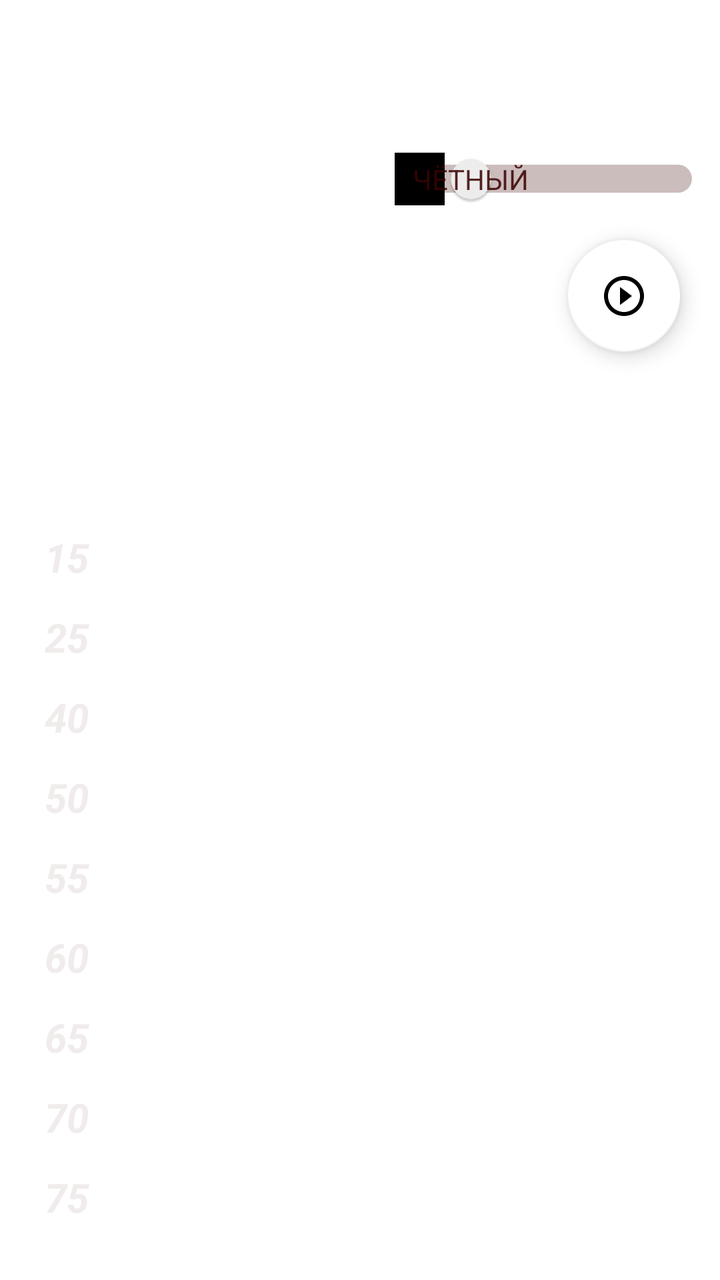
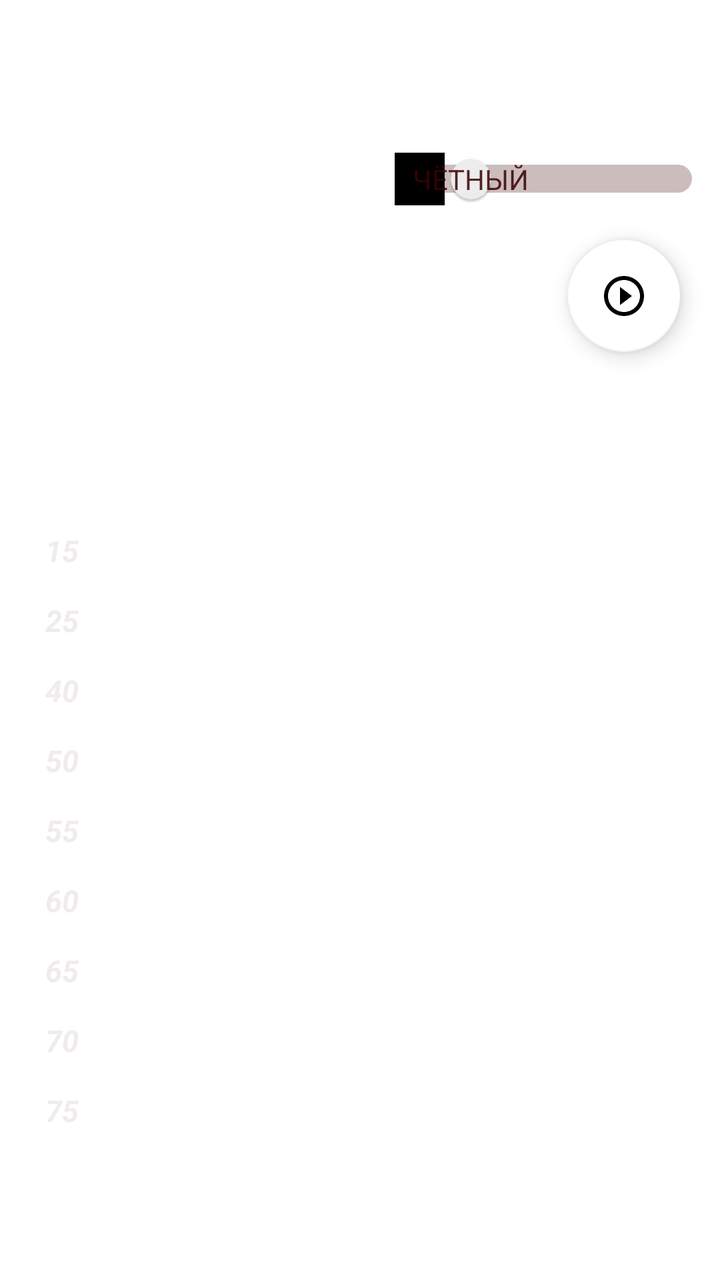

An Android layout rendered at two revisions. The XML below is the earlier revision; the diff shows what the commit changed to produce the second picture.
<!-- AndroidManifest.xml: application theme Base.Theme.My_Gps_Assistant -->
<!-- res/layout/fragment_home.xml -->
<?xml version="1.0" encoding="utf-8"?>
<androidx.constraintlayout.widget.ConstraintLayout
    xmlns:android="http://schemas.android.com/apk/res/android"
    xmlns:tools="http://schemas.android.com/tools"
    android:layout_width="match_parent"
    android:layout_height="match_parent"
    xmlns:app="http://schemas.android.com/apk/res-auto"
    android:background="@color/white"
    tools:context=".fragments.HomeFragment">

    <org.osmdroid.views.MapView
        android:id="@+id/map"
        android:visibility="gone"
        android:layout_width="0dp"
        android:layout_height="800dp"
        android:layout_marginBottom="130dp"
        app:layout_constraintBottom_toBottomOf="parent"
        app:layout_constraintEnd_toEndOf="parent"
        app:layout_constraintHorizontal_bias="0.0"
        app:layout_constraintStart_toStartOf="parent"
        app:layout_constraintTop_toTopOf="parent"
        app:layout_constraintVertical_bias="0.497" />

    <Switch
        android:id="@+id/switch1"
        android:layout_width="wrap_content"
        android:layout_height="wrap_content"
        android:visibility="visible"
        android:layout_marginTop="76dp"
        android:layout_marginEnd="10dp"
        android:showText="true"
        android:textColor="@color/black"
        android:textOff="@string/offSwitch"
        android:textOn="@string/onSwitch"
        android:theme="@style/MySwitch"
        app:layout_constraintEnd_toEndOf="parent"
        app:layout_constraintTop_toTopOf="parent"
        tools:ignore="MissingConstraints,TouchTargetSizeCheck,UseSwitchCompatOrMaterialXml" />

    <com.google.android.material.floatingactionbutton.FloatingActionButton
        android:id="@+id/fStartStop"
        android:layout_width="wrap_content"
        android:layout_height="wrap_content"
        android:layout_marginTop="120dp"
        android:layout_marginEnd="20dp"
        android:clickable="true"
        android:src="@drawable/is_play"
        app:backgroundTint="@color/white"
        app:layout_constraintEnd_toEndOf="parent"
        app:layout_constraintTop_toTopOf="parent"
        tools:ignore="ContentDescription,KeyboardInaccessibleWidget,SpeakableTextPresentCheck" />

    <com.google.android.material.floatingactionbutton.FloatingActionButton
        android:id="@+id/fCenter"
        android:layout_width="wrap_content"
        android:layout_height="wrap_content"
        android:layout_marginTop="10dp"
        android:clickable="true"
        android:src="@drawable/is_my_loc_center"
        android:visibility="gone"
        app:backgroundTint="@color/white"
        app:layout_constraintEnd_toEndOf="@+id/fStartStop"
        app:layout_constraintTop_toBottomOf="@+id/fStartStop"
        tools:ignore="ContentDescription,KeyboardInaccessibleWidget,SpeakableTextPresentCheck" />

    <TextView
        android:id="@+id/tvSpeed"
        android:layout_width="wrap_content"
        android:layout_height="wrap_content"
        android:layout_marginEnd="40dp"
        android:textColor="#F81944"
        android:textSize="16sp"
        android:textStyle="bold|italic"
        android:visibility="gone"
        app:layout_constraintBottom_toBottomOf="@+id/fStartStop"
        app:layout_constraintEnd_toStartOf="@+id/fStartStop"
        app:layout_constraintTop_toTopOf="@+id/fStartStop" />

    <TextView
        android:id="@+id/tvDistance"
        android:layout_width="wrap_content"
        android:layout_height="wrap_content"
        android:layout_marginTop="75dp"
        android:layout_marginEnd="200dp"
        android:textColor="#000000"
        android:textSize="16sp"
        android:textStyle="italic"
        android:visibility="gone"
        app:layout_constraintEnd_toEndOf="parent"
        app:layout_constraintStart_toStartOf="parent"
        app:layout_constraintTop_toTopOf="parent" />

    <TextView
        android:id="@+id/tvKmPk"
        android:layout_width="wrap_content"
        android:layout_height="wrap_content"
        android:layout_marginStart="40dp"
        android:layout_marginTop="130dp"
        android:textColor="#000000"
        android:textSize="20sp"
        android:textStyle="bold|italic"
        android:visibility="gone"
        app:layout_constraintStart_toStartOf="parent"
        app:layout_constraintTop_toTopOf="parent" />

    <TextView
        android:id="@+id/tvOgr15"
        android:layout_width="35dp"
        android:layout_height="35dp"
        android:layout_marginStart="16dp"
        android:layout_marginTop="260dp"
        android:hint="@string/km_15"
        android:textAlignment="center"
        android:paddingTop="5dp"
        android:textColor="@color/tvOgr"
        android:textColorHint="@color/tvOgrHint"
        android:textSize="20sp"
        android:textStyle="bold|italic"
        app:layout_constraintStart_toStartOf="parent"
        app:layout_constraintTop_toTopOf="parent"
        tools:ignore="TextContrastCheck" />

    <TextView
        android:id="@+id/tvOgr25"
        android:layout_width="35dp"
        android:layout_height="35dp"
        android:layout_marginTop="5dp"
        android:hint="@string/km_25"
        android:textAlignment="center"
        android:paddingTop="5dp"
        android:textColor="@color/tvOgr"
        android:textColorHint="@color/tvOgrHint"
        android:textSize="20sp"
        android:textStyle="bold|italic"
        app:layout_constraintStart_toStartOf="@+id/tvOgr15"
        app:layout_constraintTop_toBottomOf="@+id/tvOgr15"
        tools:ignore="TextContrastCheck" />

    <TextView
        android:id="@+id/tvOgr40"
        android:layout_width="35dp"
        android:layout_height="35dp"
        android:layout_marginTop="5dp"
        android:hint="@string/km_40"
        android:textAlignment="center"
        android:paddingTop="5dp"
        android:textColor="@color/tvOgr"
        android:textColorHint="@color/tvOgrHint"
        android:textSize="20sp"
        android:textStyle="bold|italic"
        app:layout_constraintStart_toStartOf="@+id/tvOgr25"
        app:layout_constraintTop_toBottomOf="@+id/tvOgr25"
        tools:ignore="TextContrastCheck" />

    <TextView
        android:id="@+id/tvOgr50"
        android:layout_width="35dp"
        android:layout_height="35dp"
        android:layout_marginTop="5dp"
        android:hint="@string/km_50"
        android:textAlignment="center"
        android:paddingTop="5dp"
        android:textColor="@color/tvOgr"
        android:textColorHint="@color/tvOgrHint"
        android:textSize="20sp"
        android:textStyle="bold|italic"
        app:layout_constraintStart_toStartOf="@+id/tvOgr40"
        app:layout_constraintTop_toBottomOf="@+id/tvOgr40"
        tools:ignore="TextContrastCheck" />

    <TextView
        android:id="@+id/tvOgr55"
        android:layout_width="35dp"
        android:layout_height="35dp"
        android:layout_marginTop="5dp"
        android:hint="@string/km_55"
        android:textAlignment="center"
        android:paddingTop="5dp"
        android:textColor="@color/tvOgr"
        android:textColorHint="@color/tvOgrHint"
        android:textSize="20sp"
        android:textStyle="bold|italic"
        app:layout_constraintStart_toStartOf="@+id/tvOgr50"
        app:layout_constraintTop_toBottomOf="@+id/tvOgr50"
        tools:ignore="TextContrastCheck" />

    <TextView
        android:id="@+id/tvOgr60"
        android:layout_width="35dp"
        android:layout_height="35dp"
        android:layout_marginTop="5dp"
        android:hint="@string/km_60"
        android:textAlignment="center"
        android:paddingTop="5dp"
        android:textColor="@color/tvOgr"
        android:textColorHint="@color/tvOgrHint"
        android:textSize="20sp"
        android:textStyle="bold|italic"
        app:layout_constraintStart_toStartOf="@+id/tvOgr55"
        app:layout_constraintTop_toBottomOf="@+id/tvOgr55"
        tools:ignore="TextContrastCheck" />

    <TextView
        android:id="@+id/tvOgr65"
        android:layout_width="35dp"
        android:layout_height="35dp"
        android:layout_marginTop="5dp"
        android:hint="@string/km_65"
        android:textAlignment="center"
        android:paddingTop="5dp"
        android:textColor="@color/tvOgr"
        android:textColorHint="@color/tvOgrHint"
        android:textSize="20sp"
        android:textStyle="bold|italic"
        app:layout_constraintStart_toStartOf="@+id/tvOgr60"
        app:layout_constraintTop_toBottomOf="@+id/tvOgr60"
        tools:ignore="TextContrastCheck" />

    <TextView
        android:id="@+id/tvOgr70"
        android:layout_width="35dp"
        android:layout_height="35dp"
        android:layout_marginTop="5dp"
        android:hint="@string/km_70"
        android:textAlignment="center"
        android:paddingTop="5dp"
        android:textColor="@color/tvOgr"
        android:textColorHint="@color/tvOgrHint"
        android:textSize="20sp"
        android:textStyle="bold|italic"
        app:layout_constraintStart_toStartOf="@+id/tvOgr65"
        app:layout_constraintTop_toBottomOf="@+id/tvOgr65"
        tools:ignore="TextContrastCheck" />

    <TextView
        android:id="@+id/tvOgr75"
        android:layout_width="35dp"
        android:layout_height="35dp"
        android:layout_marginTop="5dp"
        android:hint="@string/km_75"
        android:textAlignment="center"
        android:paddingTop="5dp"
        android:textColor="@color/tvOgr"
        android:textColorHint="@color/tvOgrHint"
        android:textSize="20sp"
        android:textStyle="bold|italic"
        app:layout_constraintStart_toStartOf="@+id/tvOgr70"
        app:layout_constraintTop_toBottomOf="@+id/tvOgr70"
        tools:ignore="TextContrastCheck" />

    <TextView
        android:id="@+id/tvKmPk15"
        android:layout_width="275dp"
        android:layout_height="35dp"
        android:layout_marginStart="10dp"
        android:elegantTextHeight="true"
        android:textColor="#000000"
        android:textSize="20sp"
        android:textAlignment="center"
        android:paddingTop="2dp"
        android:textStyle="italic"
        app:layout_constraintBottom_toBottomOf="@+id/tvOgr15"
        app:layout_constraintStart_toEndOf="@+id/tvOgr15"
        app:layout_constraintTop_toTopOf="@+id/tvOgr15" />

    <TextView
        android:id="@+id/tvKmPk25"
        android:layout_width="275dp"
        android:layout_height="35dp"
        android:layout_marginStart="10dp"
        android:elegantTextHeight="true"
        android:textColor="#000000"
        android:textSize="20sp"
        android:textAlignment="center"
        android:paddingTop="2dp"
        android:textStyle="italic"
        app:layout_constraintBottom_toBottomOf="@+id/tvOgr25"
        app:layout_constraintStart_toEndOf="@+id/tvOgr25"
        app:layout_constraintTop_toTopOf="@+id/tvOgr25" />

    <TextView
        android:id="@+id/tvKmPk40"
        android:layout_width="275dp"
        android:layout_height="35dp"
        android:layout_marginStart="10dp"
        android:elegantTextHeight="true"
        android:textColor="#000000"
        android:textSize="20sp"
        android:textAlignment="center"
        android:paddingTop="2dp"
        android:textStyle="italic"
        app:layout_constraintBottom_toBottomOf="@+id/tvOgr40"
        app:layout_constraintStart_toEndOf="@+id/tvOgr40"
        app:layout_constraintTop_toTopOf="@+id/tvOgr40" />

    <TextView
        android:id="@+id/tvKmPk50"
        android:layout_width="275dp"
        android:layout_height="35dp"
        android:layout_marginStart="10dp"
        android:elegantTextHeight="true"
        android:textColor="#000000"
        android:textSize="20sp"
        android:textAlignment="center"
        android:paddingTop="2dp"
        android:textStyle="italic"
        app:layout_constraintBottom_toBottomOf="@+id/tvOgr50"
        app:layout_constraintStart_toEndOf="@+id/tvOgr50"
        app:layout_constraintTop_toTopOf="@+id/tvOgr50" />

    <TextView
        android:id="@+id/tvKmPk55"
        android:layout_width="275dp"
        android:layout_height="35dp"
        android:layout_marginStart="10dp"
        android:elegantTextHeight="true"
        android:textColor="#000000"
        android:textSize="20sp"
        android:textAlignment="center"
        android:paddingTop="2dp"
        android:textStyle="italic"
        app:layout_constraintBottom_toBottomOf="@+id/tvOgr55"
        app:layout_constraintStart_toEndOf="@+id/tvOgr55"
        app:layout_constraintTop_toTopOf="@+id/tvOgr55" />

    <TextView
        android:id="@+id/tvKmPk60"
        android:layout_width="275dp"
        android:layout_height="35dp"
        android:layout_marginStart="10dp"
        android:elegantTextHeight="true"
        android:textColor="#000000"
        android:textSize="20sp"
        android:textAlignment="center"
        android:paddingTop="2dp"
        android:textStyle="italic"
        app:layout_constraintBottom_toBottomOf="@+id/tvOgr60"
        app:layout_constraintStart_toEndOf="@+id/tvOgr60"
        app:layout_constraintTop_toTopOf="@+id/tvOgr60" />

    <TextView
        android:id="@+id/tvKmPk65"
        android:layout_width="275dp"
        android:layout_height="35dp"
        android:layout_marginStart="10dp"
        android:elegantTextHeight="true"
        android:textColor="#000000"
        android:textSize="20sp"
        android:textAlignment="center"
        android:paddingTop="2dp"
        android:textStyle="italic"
        app:layout_constraintBottom_toBottomOf="@+id/tvOgr65"
        app:layout_constraintStart_toEndOf="@+id/tvOgr65"
        app:layout_constraintTop_toTopOf="@+id/tvOgr65" />

    <TextView
        android:id="@+id/tvKmPk70"
        android:layout_width="275dp"
        android:layout_height="35dp"
        android:layout_marginStart="8dp"
        android:elegantTextHeight="true"
        android:textColor="#000000"
        android:textSize="20sp"
        android:textAlignment="center"
        android:paddingTop="2dp"
        android:textStyle="italic"
        app:layout_constraintBottom_toBottomOf="@+id/tvOgr70"
        app:layout_constraintStart_toEndOf="@+id/tvOgr70"
        app:layout_constraintTop_toTopOf="@+id/tvOgr70"
        app:layout_constraintVertical_bias="0.0" />

    <TextView
        android:id="@+id/tvKmPk75"
        android:layout_width="275dp"
        android:layout_height="35dp"
        android:layout_marginStart="8dp"
        android:elegantTextHeight="true"
        android:textColor="#000000"
        android:textSize="20sp"
        android:textAlignment="center"
        android:paddingTop="2dp"
        android:textStyle="italic"
        app:layout_constraintBottom_toBottomOf="@+id/tvOgr75"
        app:layout_constraintStart_toEndOf="@+id/tvOgr75"
        app:layout_constraintTop_toTopOf="@+id/tvOgr75" />

</androidx.constraintlayout.widget.ConstraintLayout>
<!-- resources referenced by this layout -->
<resources>
  <color name="black">#FF000000</color>
  <color name="tvOgr">#FF0000</color>
  <color name="tvOgrHint">#F1ECEC</color>
  <color name="white">#FFFFFFFF</color>
  <!-- drawable is_my_loc_center (drawable) -->
  <vector xmlns:android="http://schemas.android.com/apk/res/android" android:height="24dp" android:tint="#2748ED" android:viewportHeight="24" android:viewportWidth="24" android:width="24dp">
        
      <path android:fillColor="@android:color/white" android:pathData="M12,8c-2.21,0 -4,1.79 -4,4s1.79,4 4,4 4,-1.79 4,-4 -1.79,-4 -4,-4zM20.94,11c-0.46,-4.17 -3.77,-7.48 -7.94,-7.94L13,1h-2v2.06C6.83,3.52 3.52,6.83 3.06,11L1,11v2h2.06c0.46,4.17 3.77,7.48 7.94,7.94L11,23h2v-2.06c4.17,-0.46 7.48,-3.77 7.94,-7.94L23,13v-2h-2.06zM12,19c-3.87,0 -7,-3.13 -7,-7s3.13,-7 7,-7 7,3.13 7,7 -3.13,7 -7,7z"/>
      
  </vector>
  <!-- drawable is_play (drawable) -->
  <vector xmlns:android="http://schemas.android.com/apk/res/android" android:height="24dp" android:tint="#2748ED" android:viewportHeight="24" android:viewportWidth="24" android:width="24dp">
        
      <path android:fillColor="@android:color/white" android:pathData="M10,16.5l6,-4.5 -6,-4.5v9zM12,2C6.48,2 2,6.48 2,12s4.48,10 10,10 10,-4.48 10,-10S17.52,2 12,2zM12,20c-4.41,0 -8,-3.59 -8,-8s3.59,-8 8,-8 8,3.59 8,8 -3.59,8 -8,8z"/>
      
  </vector>
  <string name="km_15">15</string>
  <string name="km_25">25</string>
  <string name="km_40">40</string>
  <string name="km_50">50</string>
  <string name="km_55">55</string>
  <string name="km_60">60</string>
  <string name="km_65">65</string>
  <string name="km_70">70</string>
  <string name="km_75">75</string>
  <string name="offSwitch">Чётный</string>
  <string name="onSwitch">Нечётный</string>
  <style name="MySwitch" parent="Theme.AppCompat.Light">
          
          <item name="colorControlActivated">#88B30C</item>
  
          
          <item name="colorSwitchThumbNormal">#6F3F06</item>
  
          
          <item name="android:colorForeground">#3C0202</item>
      </style>
  <style name="Base.Theme.My_Gps_Assistant" parent="Theme.MaterialComponents.Light.NoActionBar">
          
          <item name="colorPrimary">@color/black</item>
          <item name="colorPrimaryVariant">@color/lavender</item>
          <item name="colorOnPrimary">@color/white</item>
  
          <item name="colorSecondary">@color/teal_200</item>
          <item name="colorSecondaryVariant">@color/teal_700</item>
          <item name="colorOnSecondary">@color/black</item>
  
          <item name="android:statusBarColor">@color/lavender</item>
  
  
          <item name="android:windowFullscreen">true</item>
  
          <item name="android:textColorPrimary">@color/black</item>
          <item name="android:textColorSecondary">@color/black</item>
          <item name="android:textColorTertiary">@color/black</item>
  
  
  
  
  
  
  
      </style>
  <color name="lavender">#8692f7</color>
  <color name="teal_200">#D58DD5</color>
  <color name="teal_700">#00C2EF</color>
</resources>

<!-- the commit's change to res/layout/fragment_home.xml (unified diff, before → after) -->
@@ -10,10 +10,10 @@
 
     <org.osmdroid.views.MapView
         android:id="@+id/map"
-        android:visibility="gone"
         android:layout_width="0dp"
         android:layout_height="800dp"
-        android:layout_marginBottom="130dp"
+        android:layout_marginBottom="350dp"
+        android:visibility="gone"
         app:layout_constraintBottom_toBottomOf="parent"
         app:layout_constraintEnd_toEndOf="parent"
         app:layout_constraintHorizontal_bias="0.0"
@@ -105,8 +105,8 @@
 
     <TextView
         android:id="@+id/tvOgr15"
-        android:layout_width="35dp"
-        android:layout_height="35dp"
+        android:layout_width="30dp"
+        android:layout_height="30dp"
         android:layout_marginStart="16dp"
         android:layout_marginTop="260dp"
         android:hint="@string/km_15"
@@ -114,7 +114,7 @@
         android:paddingTop="5dp"
         android:textColor="@color/tvOgr"
         android:textColorHint="@color/tvOgrHint"
-        android:textSize="20sp"
+        android:textSize="15sp"
         android:textStyle="bold|italic"
         app:layout_constraintStart_toStartOf="parent"
         app:layout_constraintTop_toTopOf="parent"
@@ -122,15 +122,15 @@
 
     <TextView
         android:id="@+id/tvOgr25"
-        android:layout_width="35dp"
-        android:layout_height="35dp"
+        android:layout_width="30dp"
+        android:layout_height="30dp"
         android:layout_marginTop="5dp"
         android:hint="@string/km_25"
         android:textAlignment="center"
         android:paddingTop="5dp"
         android:textColor="@color/tvOgr"
         android:textColorHint="@color/tvOgrHint"
-        android:textSize="20sp"
+        android:textSize="15sp"
         android:textStyle="bold|italic"
         app:layout_constraintStart_toStartOf="@+id/tvOgr15"
         app:layout_constraintTop_toBottomOf="@+id/tvOgr15"
@@ -138,15 +138,15 @@
 
     <TextView
         android:id="@+id/tvOgr40"
-        android:layout_width="35dp"
-        android:layout_height="35dp"
+        android:layout_width="30dp"
+        android:layout_height="30dp"
         android:layout_marginTop="5dp"
         android:hint="@string/km_40"
         android:textAlignment="center"
         android:paddingTop="5dp"
         android:textColor="@color/tvOgr"
         android:textColorHint="@color/tvOgrHint"
-        android:textSize="20sp"
+        android:textSize="15sp"
         android:textStyle="bold|italic"
         app:layout_constraintStart_toStartOf="@+id/tvOgr25"
         app:layout_constraintTop_toBottomOf="@+id/tvOgr25"
@@ -154,15 +154,15 @@
 
     <TextView
         android:id="@+id/tvOgr50"
-        android:layout_width="35dp"
-        android:layout_height="35dp"
+        android:layout_width="30dp"
+        android:layout_height="30dp"
         android:layout_marginTop="5dp"
         android:hint="@string/km_50"
         android:textAlignment="center"
         android:paddingTop="5dp"
         android:textColor="@color/tvOgr"
         android:textColorHint="@color/tvOgrHint"
-        android:textSize="20sp"
+        android:textSize="15sp"
         android:textStyle="bold|italic"
         app:layout_constraintStart_toStartOf="@+id/tvOgr40"
         app:layout_constraintTop_toBottomOf="@+id/tvOgr40"
@@ -170,15 +170,15 @@
 
     <TextView
         android:id="@+id/tvOgr55"
-        android:layout_width="35dp"
-        android:layout_height="35dp"
+        android:layout_width="30dp"
+        android:layout_height="30dp"
         android:layout_marginTop="5dp"
         android:hint="@string/km_55"
         android:textAlignment="center"
         android:paddingTop="5dp"
         android:textColor="@color/tvOgr"
         android:textColorHint="@color/tvOgrHint"
-        android:textSize="20sp"
+        android:textSize="15sp"
         android:textStyle="bold|italic"
         app:layout_constraintStart_toStartOf="@+id/tvOgr50"
         app:layout_constraintTop_toBottomOf="@+id/tvOgr50"
@@ -186,15 +186,15 @@
 
     <TextView
         android:id="@+id/tvOgr60"
-        android:layout_width="35dp"
-        android:layout_height="35dp"
+        android:layout_width="30dp"
+        android:layout_height="30dp"
         android:layout_marginTop="5dp"
         android:hint="@string/km_60"
         android:textAlignment="center"
         android:paddingTop="5dp"
         android:textColor="@color/tvOgr"
         android:textColorHint="@color/tvOgrHint"
-        android:textSize="20sp"
+        android:textSize="15sp"
         android:textStyle="bold|italic"
         app:layout_constraintStart_toStartOf="@+id/tvOgr55"
         app:layout_constraintTop_toBottomOf="@+id/tvOgr55"
@@ -202,15 +202,15 @@
 
     <TextView
         android:id="@+id/tvOgr65"
-        android:layout_width="35dp"
-        android:layout_height="35dp"
+        android:layout_width="30dp"
+        android:layout_height="30dp"
         android:layout_marginTop="5dp"
         android:hint="@string/km_65"
         android:textAlignment="center"
         android:paddingTop="5dp"
         android:textColor="@color/tvOgr"
         android:textColorHint="@color/tvOgrHint"
-        android:textSize="20sp"
+        android:textSize="15sp"
         android:textStyle="bold|italic"
         app:layout_constraintStart_toStartOf="@+id/tvOgr60"
         app:layout_constraintTop_toBottomOf="@+id/tvOgr60"
@@ -218,15 +218,15 @@
 
     <TextView
         android:id="@+id/tvOgr70"
-        android:layout_width="35dp"
-        android:layout_height="35dp"
+        android:layout_width="30dp"
+        android:layout_height="30dp"
         android:layout_marginTop="5dp"
         android:hint="@string/km_70"
         android:textAlignment="center"
         android:paddingTop="5dp"
         android:textColor="@color/tvOgr"
         android:textColorHint="@color/tvOgrHint"
-        android:textSize="20sp"
+        android:textSize="15sp"
         android:textStyle="bold|italic"
         app:layout_constraintStart_toStartOf="@+id/tvOgr65"
         app:layout_constraintTop_toBottomOf="@+id/tvOgr65"
@@ -234,15 +234,15 @@
 
     <TextView
         android:id="@+id/tvOgr75"
-        android:layout_width="35dp"
-        android:layout_height="35dp"
+        android:layout_width="30dp"
+        android:layout_height="30dp"
         android:layout_marginTop="5dp"
         android:hint="@string/km_75"
         android:textAlignment="center"
         android:paddingTop="5dp"
         android:textColor="@color/tvOgr"
         android:textColorHint="@color/tvOgrHint"
-        android:textSize="20sp"
+        android:textSize="15sp"
         android:textStyle="bold|italic"
         app:layout_constraintStart_toStartOf="@+id/tvOgr70"
         app:layout_constraintTop_toBottomOf="@+id/tvOgr70"
@@ -251,11 +251,11 @@
     <TextView
         android:id="@+id/tvKmPk15"
         android:layout_width="275dp"
-        android:layout_height="35dp"
-        android:layout_marginStart="10dp"
-        android:elegantTextHeight="true"
-        android:textColor="#000000"
-        android:textSize="20sp"
+        android:layout_height="30dp"
+        android:layout_marginStart="10dp"
+        android:elegantTextHeight="true"
+        android:textColor="#000000"
+        android:textSize="15sp"
         android:textAlignment="center"
         android:paddingTop="2dp"
         android:textStyle="italic"
@@ -266,11 +266,11 @@
     <TextView
         android:id="@+id/tvKmPk25"
         android:layout_width="275dp"
-        android:layout_height="35dp"
-        android:layout_marginStart="10dp"
-        android:elegantTextHeight="true"
-        android:textColor="#000000"
-        android:textSize="20sp"
+        android:layout_height="30dp"
+        android:layout_marginStart="10dp"
+        android:elegantTextHeight="true"
+        android:textColor="#000000"
+        android:textSize="15sp"
         android:textAlignment="center"
         android:paddingTop="2dp"
         android:textStyle="italic"
@@ -281,11 +281,11 @@
     <TextView
         android:id="@+id/tvKmPk40"
         android:layout_width="275dp"
-        android:layout_height="35dp"
-        android:layout_marginStart="10dp"
-        android:elegantTextHeight="true"
-        android:textColor="#000000"
-        android:textSize="20sp"
+        android:layout_height="30dp"
+        android:layout_marginStart="10dp"
+        android:elegantTextHeight="true"
+        android:textColor="#000000"
+        android:textSize="15sp"
         android:textAlignment="center"
         android:paddingTop="2dp"
         android:textStyle="italic"
@@ -296,11 +296,11 @@
     <TextView
         android:id="@+id/tvKmPk50"
         android:layout_width="275dp"
-        android:layout_height="35dp"
-        android:layout_marginStart="10dp"
-        android:elegantTextHeight="true"
-        android:textColor="#000000"
-        android:textSize="20sp"
+        android:layout_height="30dp"
+        android:layout_marginStart="10dp"
+        android:elegantTextHeight="true"
+        android:textColor="#000000"
+        android:textSize="15sp"
         android:textAlignment="center"
         android:paddingTop="2dp"
         android:textStyle="italic"
@@ -311,11 +311,11 @@
     <TextView
         android:id="@+id/tvKmPk55"
         android:layout_width="275dp"
-        android:layout_height="35dp"
-        android:layout_marginStart="10dp"
-        android:elegantTextHeight="true"
-        android:textColor="#000000"
-        android:textSize="20sp"
+        android:layout_height="30dp"
+        android:layout_marginStart="10dp"
+        android:elegantTextHeight="true"
+        android:textColor="#000000"
+        android:textSize="15sp"
         android:textAlignment="center"
         android:paddingTop="2dp"
         android:textStyle="italic"
@@ -326,11 +326,11 @@
     <TextView
         android:id="@+id/tvKmPk60"
         android:layout_width="275dp"
-        android:layout_height="35dp"
-        android:layout_marginStart="10dp"
-        android:elegantTextHeight="true"
-        android:textColor="#000000"
-        android:textSize="20sp"
+        android:layout_height="30dp"
+        android:layout_marginStart="10dp"
+        android:elegantTextHeight="true"
+        android:textColor="#000000"
+        android:textSize="15sp"
         android:textAlignment="center"
         android:paddingTop="2dp"
         android:textStyle="italic"
@@ -341,11 +341,11 @@
     <TextView
         android:id="@+id/tvKmPk65"
         android:layout_width="275dp"
-        android:layout_height="35dp"
-        android:layout_marginStart="10dp"
-        android:elegantTextHeight="true"
-        android:textColor="#000000"
-        android:textSize="20sp"
+        android:layout_height="30dp"
+        android:layout_marginStart="10dp"
+        android:elegantTextHeight="true"
+        android:textColor="#000000"
+        android:textSize="15sp"
         android:textAlignment="center"
         android:paddingTop="2dp"
         android:textStyle="italic"
@@ -356,11 +356,11 @@
     <TextView
         android:id="@+id/tvKmPk70"
         android:layout_width="275dp"
-        android:layout_height="35dp"
+        android:layout_height="30dp"
         android:layout_marginStart="8dp"
         android:elegantTextHeight="true"
         android:textColor="#000000"
-        android:textSize="20sp"
+        android:textSize="15sp"
         android:textAlignment="center"
         android:paddingTop="2dp"
         android:textStyle="italic"
@@ -372,11 +372,11 @@
     <TextView
         android:id="@+id/tvKmPk75"
         android:layout_width="275dp"
-        android:layout_height="35dp"
+        android:layout_height="30dp"
         android:layout_marginStart="8dp"
         android:elegantTextHeight="true"
         android:textColor="#000000"
-        android:textSize="20sp"
+        android:textSize="15sp"
         android:textAlignment="center"
         android:paddingTop="2dp"
         android:textStyle="italic"
